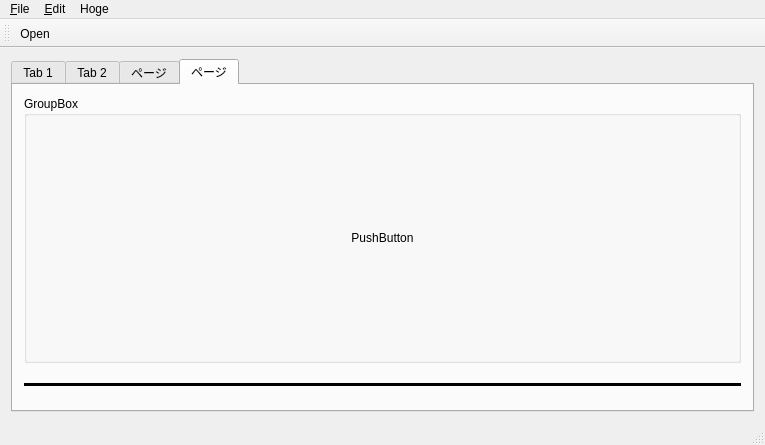
soramimi/QtDarkStyle, file example/MainWindow.ui: the form before one commit.
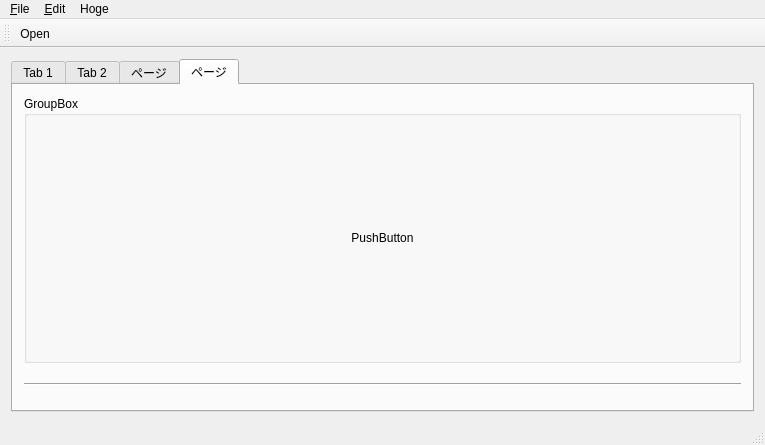
The form after the commit.

What changed in the file:
```diff
--- a/example/MainWindow.ui
+++ b/example/MainWindow.ui
@@ -422,10 +422,10 @@
            </size>
           </property>
           <property name="frameShadow">
-           <enum>QFrame::Plain</enum>
+           <enum>QFrame::Sunken</enum>
           </property>
           <property name="lineWidth">
-           <number>3</number>
+           <number>1</number>
           </property>
           <property name="orientation">
            <enum>Qt::Horizontal</enum>
```
Left out of the diff: 2 changed lines with no effect on the pictures.
